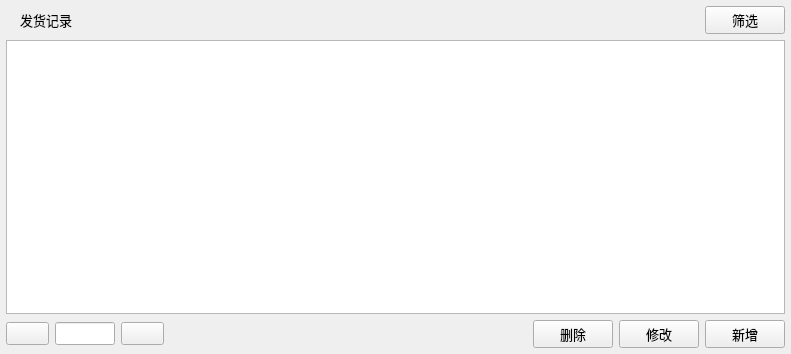
archsh/quickexcel, file ui/TableRecords.ui: the form before one commit.
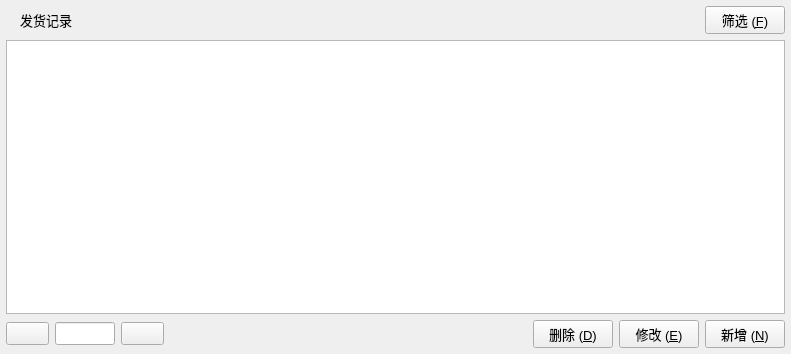
The form after the commit. Icons and pictures are not drawn.

```diff
--- a/ui/TableRecords.ui
+++ b/ui/TableRecords.ui
@@ -44,7 +44,7 @@
      <item>
       <widget class="QPushButton" name="pushButton_Filter">
        <property name="text">
-        <string>筛选</string>
+        <string>筛选 (&amp;F)</string>
        </property>
        <property name="icon">
         <iconset resource="resource.qrc">
@@ -104,7 +104,7 @@
      <item>
       <widget class="QPushButton" name="pushButton_Delete">
        <property name="text">
-        <string>删除</string>
+        <string>删除 (&amp;D)</string>
        </property>
        <property name="icon">
         <iconset resource="resource.qrc">
@@ -115,7 +115,7 @@
      <item>
       <widget class="QPushButton" name="pushButton_Modify">
        <property name="text">
-        <string>修改</string>
+        <string>修改 (&amp;E)</string>
        </property>
        <property name="icon">
         <iconset resource="resource.qrc">
@@ -126,7 +126,7 @@
      <item>
       <widget class="QPushButton" name="pushButton_New">
        <property name="text">
-        <string>新增</string>
+        <string>新增 (&amp;N)</string>
        </property>
        <property name="icon">
         <iconset resource="resource.qrc">
```
